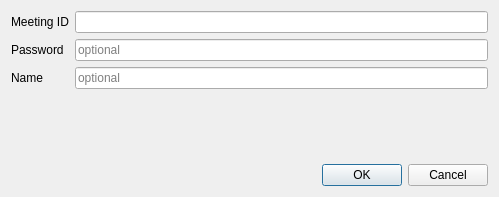
Before: the Qt Designer form meetingEditDialog.ui in thetruevincentchow/mmhZoom, drawn with Qt 5.
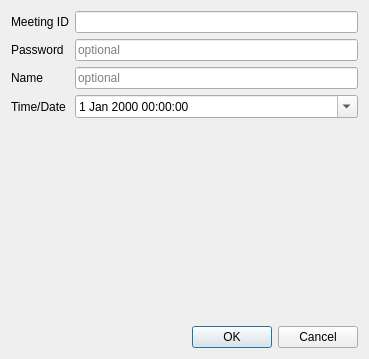
After: the same form once the commit is applied.

Commit message: Add datetime picker for meetings

The edit to the form file:
```diff
--- a/meetingEditDialog.ui
+++ b/meetingEditDialog.ui
@@ -6,8 +6,8 @@
    <rect>
     <x>0</x>
     <y>0</y>
-    <width>499</width>
-    <height>197</height>
+    <width>369</width>
+    <height>359</height>
    </rect>
   </property>
   <property name="windowTitle">
@@ -54,6 +54,20 @@
        </property>
       </widget>
      </item>
+     <item row="3" column="1">
+      <widget class="QDateTimeEdit" name="dateTimeEdit">
+       <property name="calendarPopup">
+        <bool>true</bool>
+       </property>
+      </widget>
+     </item>
+     <item row="3" column="0">
+      <widget class="QLabel" name="label_4">
+       <property name="text">
+        <string>Time/Date</string>
+       </property>
+      </widget>
+     </item>
     </layout>
    </item>
    <item>
```
The commit also changes 2 other files.
